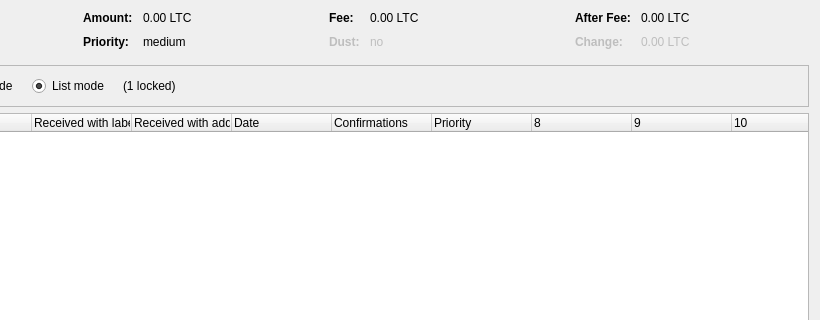
This is src/qt/forms/coincontroldialog.ui in Findblocks/bitdeal as Qt 5 draws it before an edit; both pictures show x 180 to 1000 and y 0 to 320 of the 1000 by 500 pixel window. The edited form follows.
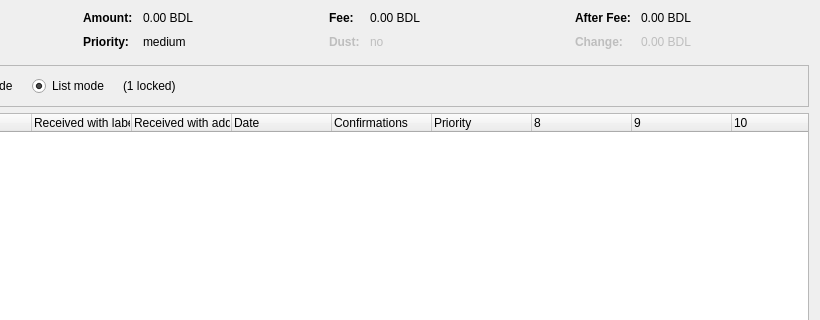
This is the edited form. Custom widgets are drawn as their Qt base class.

Diff of the .ui file:
```diff
--- a/src/qt/forms/coincontroldialog.ui
+++ b/src/qt/forms/coincontroldialog.ui
@@ -132,7 +132,7 @@
           <enum>Qt::ActionsContextMenu</enum>
          </property>
          <property name="text">
-          <string notr="true">0.00 LTC</string>
+          <string notr="true">0.00 BDL</string>
          </property>
          <property name="textInteractionFlags">
           <set>Qt::LinksAccessibleByMouse|Qt::TextSelectableByKeyboard|Qt::TextSelectableByMouse</set>
@@ -206,7 +206,7 @@
           <enum>Qt::ActionsContextMenu</enum>
          </property>
          <property name="text">
-          <string notr="true">0.00 LTC</string>
+          <string notr="true">0.00 BDL</string>
          </property>
          <property name="textInteractionFlags">
           <set>Qt::LinksAccessibleByMouse|Qt::TextSelectableByKeyboard|Qt::TextSelectableByMouse</set>
@@ -286,7 +286,7 @@
           <enum>Qt::ActionsContextMenu</enum>
          </property>
          <property name="text">
-          <string notr="true">0.00 LTC</string>
+          <string notr="true">0.00 BDL</string>
          </property>
          <property name="textInteractionFlags">
           <set>Qt::LinksAccessibleByMouse|Qt::TextSelectableByKeyboard|Qt::TextSelectableByMouse</set>
@@ -321,7 +321,7 @@
           <enum>Qt::ActionsContextMenu</enum>
          </property>
          <property name="text">
-          <string notr="true">0.00 LTC</string>
+          <string notr="true">0.00 BDL</string>
          </property>
          <property name="textInteractionFlags">
           <set>Qt::LinksAccessibleByMouse|Qt::TextSelectableByKeyboard|Qt::TextSelectableByMouse</set>
```
